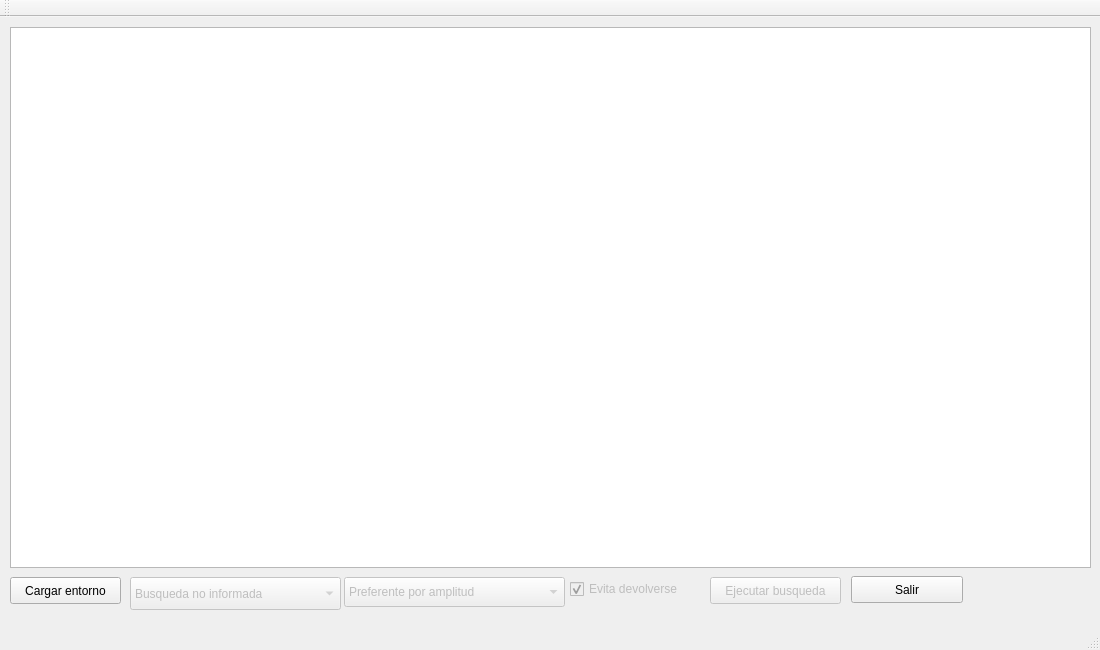
Above: ProyectoIA/mainwindow.ui from sebaxtian/IA before the change. Below: the same form after it.
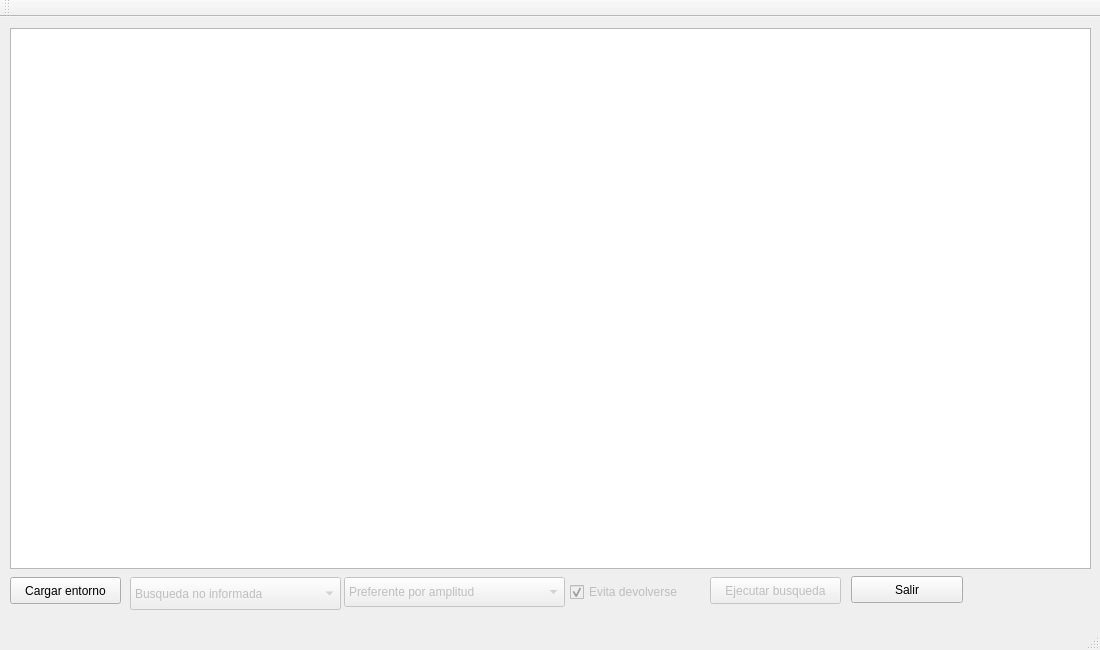
That is the form after the change.

What changed in the file:
```diff
--- a/ProyectoIA/mainwindow.ui
+++ b/ProyectoIA/mainwindow.ui
@@ -31,7 +31,7 @@
     <property name="geometry">
      <rect>
       <x>10</x>
-      <y>10</y>
+      <y>11</y>
       <width>1081</width>
       <height>541</height>
      </rect>
@@ -134,7 +134,7 @@
     <property name="geometry">
      <rect>
       <x>570</x>
-      <y>561</y>
+      <y>564</y>
       <width>131</width>
       <height>22</height>
      </rect>
```
Left out of the diff: 3 changed lines with no effect on the pictures.
